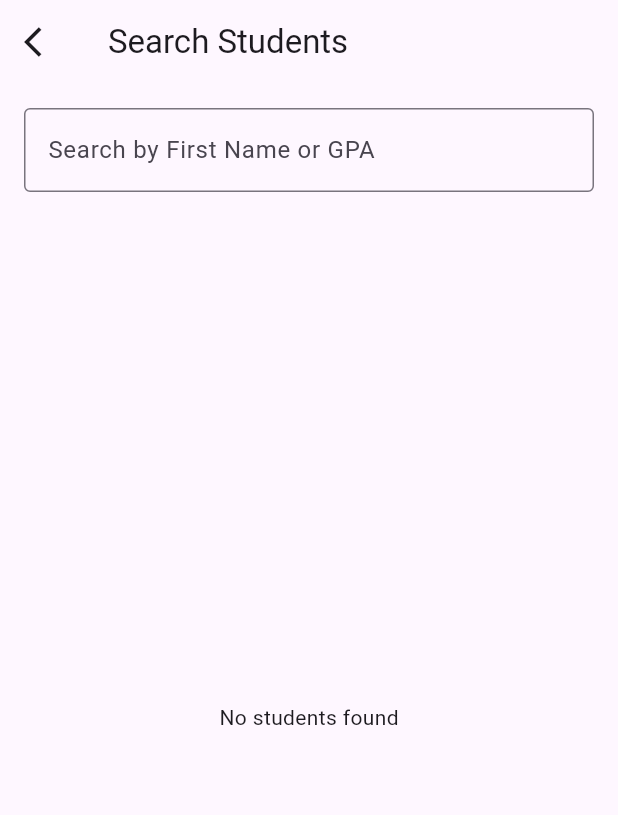
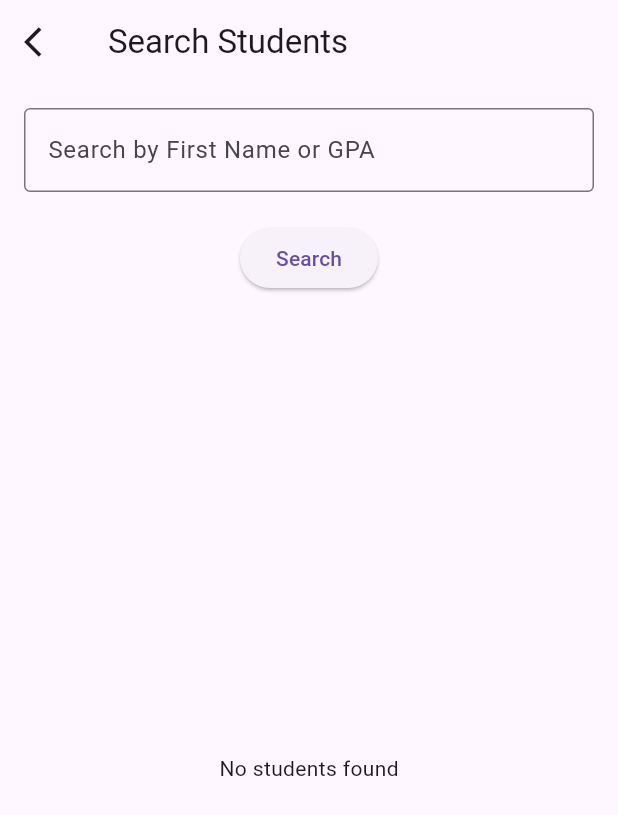
Before and after one commit to BassemWael/SOA_ASS1, a Flutter app: the SearchStudentPage screen opened by its route, on a phone screen of 412 x 824 dp. Shown: the top 815 px of the screen. Run offline on Flutter 3.47's test engine with Material 3 defaults, Android fonts, the phone set to English and light mode, and no system bars.

Commit message:
fixes done

```diff
--- a/ass1/lib/main.dart
+++ b/ass1/lib/main.dart
@@ -15,6 +15,7 @@ class MyApp extends StatelessWidget {
   @override
   Widget build(BuildContext context) {
     return MaterialApp(
+      debugShowCheckedModeBanner: false,
       initialRoute: MyHomePage.id, // Start with MyHomePage
       routes: {
         MyHomePage.id: (context) => const MyHomePage(),
--- a/ass1/lib/screens/search_student.dart
+++ b/ass1/lib/screens/search_student.dart
@@ -1,24 +1,6 @@
 import 'package:flutter/material.dart';
 
-class Student {
-  final String id;
-  final String firstName;
-  final String lastName;
-  final String gender;
-  final double gpa;
-  final int level;
-  final String address;
-
-  Student({
-    required this.id,
-    required this.firstName,
-    required this.lastName,
-    required this.gender,
-    required this.gpa,
-    required this.level,
-    required this.address,
-  });
-}
+import '../Classes/student_class.dart';
 
 class SearchStudentPage extends StatefulWidget {
   const SearchStudentPage({super.key});
@@ -29,32 +11,6 @@ class SearchStudentPage extends StatefulWidget {
 
 class _SearchStudentPageState extends State<SearchStudentPage> {
   final TextEditingController searchController = TextEditingController();
-  final List<Student> students = [
-    Student(
-        id: "1",
-        firstName: "Alice",
-        lastName: "Johnson",
-        gender: "Female",
-        gpa: 3.5,
-        level: 2,
-        address: "123 Main St"),
-    Student(
-        id: "2",
-        firstName: "Bob",
-        lastName: "Smith",
-        gender: "Male",
-        gpa: 3.8,
-        level: 3,
-        address: "456 Elm St"),
-    Student(
-        id: "3",
-        firstName: "Alice",
-        lastName: "Brown",
-        gender: "Female",
-        gpa: 3.0,
-        level: 1,
-        address: "789 Pine St"),
-  ];
 
   List<Student> searchResults = [];
 
@@ -62,7 +18,12 @@ class _SearchStudentPageState extends State<SearchStudentPage> {
   Widget build(BuildContext context) {
     return Scaffold(
       appBar: AppBar(
-        leading: IconButton(icon: Icon(Icons.arrow_back_ios),onPressed: (){Navigator.pop(context);},),
+        leading: IconButton(
+          icon: Icon(Icons.arrow_back_ios),
+          onPressed: () {
+            Navigator.pop(context);
+          },
+        ),
         title: const Text("Search Students"),
       ),
       body: Padding(
@@ -75,9 +36,21 @@ class _SearchStudentPageState extends State<SearchStudentPage> {
                 labelText: "Search by First Name or GPA",
                 border: OutlineInputBorder(),
               ),
-              onChanged: (value) {
-                _searchStudents(value.trim());
+            ),
+            const SizedBox(height: 20),
+            Row(
+              mainAxisAlignment: MainAxisAlignment.center,
+              crossAxisAlignment: CrossAxisAlignment.center,
+              children: [
+                Center(
+                  child: ElevatedButton(
+                    onPressed: () {
+                      _searchStudents(searchController.text.trim());
                     },
+                    child: const Text("Search"),
+                  ),
+                )
+              ],
             ),
             const SizedBox(height: 20),
             Expanded(
@@ -88,8 +61,10 @@ class _SearchStudentPageState extends State<SearchStudentPage> {
                         final student = searchResults[index];
                         return Card(
                           child: ListTile(
-                      title: Text("${student.firstName} ${student.lastName}"),
-                      subtitle: Text("GPA: ${student.gpa}, Level: ${student.level}, Gender: ${student.gender}, Address: ${student.address}"),
+                            title: Text(
+                                "${student.firstName} ${student.lastName}"),
+                            subtitle: Text(
+                                "GPA: ${student.gpa}, Level: ${student.level}, Gender: ${student.gender}, Address: ${student.address}"),
                             trailing: Text(student.id),
                           ),
                         );
@@ -106,21 +81,6 @@ class _SearchStudentPageState extends State<SearchStudentPage> {
   }
 
   void _searchStudents(String query) {
-    if (query.isEmpty) {
-      setState(() {
-        searchResults = [];
-      });
-      return;
-    }
-
-    setState(() {
-      searchResults = students.where((student) {
-        final isNameMatch = student.firstName.toLowerCase().contains(query.toLowerCase());
-        final isGpaMatch = double.tryParse(query) != null &&
-            student.gpa == double.parse(query);
-
-        return isNameMatch || isGpaMatch;
-      }).toList();
-    });
+    ///api function
   }
 }
```
Also changed, not shown: ass1/pubspec.lock. Lines whose indentation alone changed are shown as unchanged.
